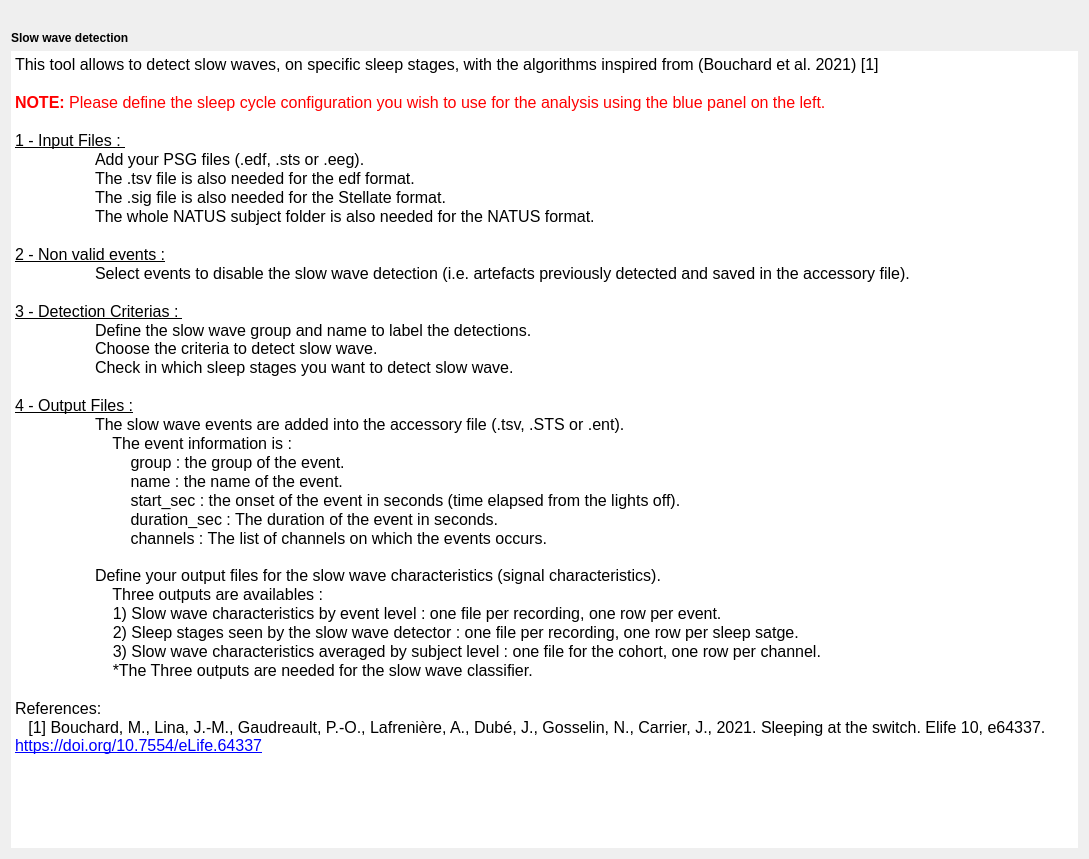
This is tools/CEAMSTools/SlowWaveDetection/SSWDIntroStep/Ui_SSWDIntroStep.ui in SnoozToolbox/snooz-package-ceams as Qt 5 draws it before an edit. The edited form follows.
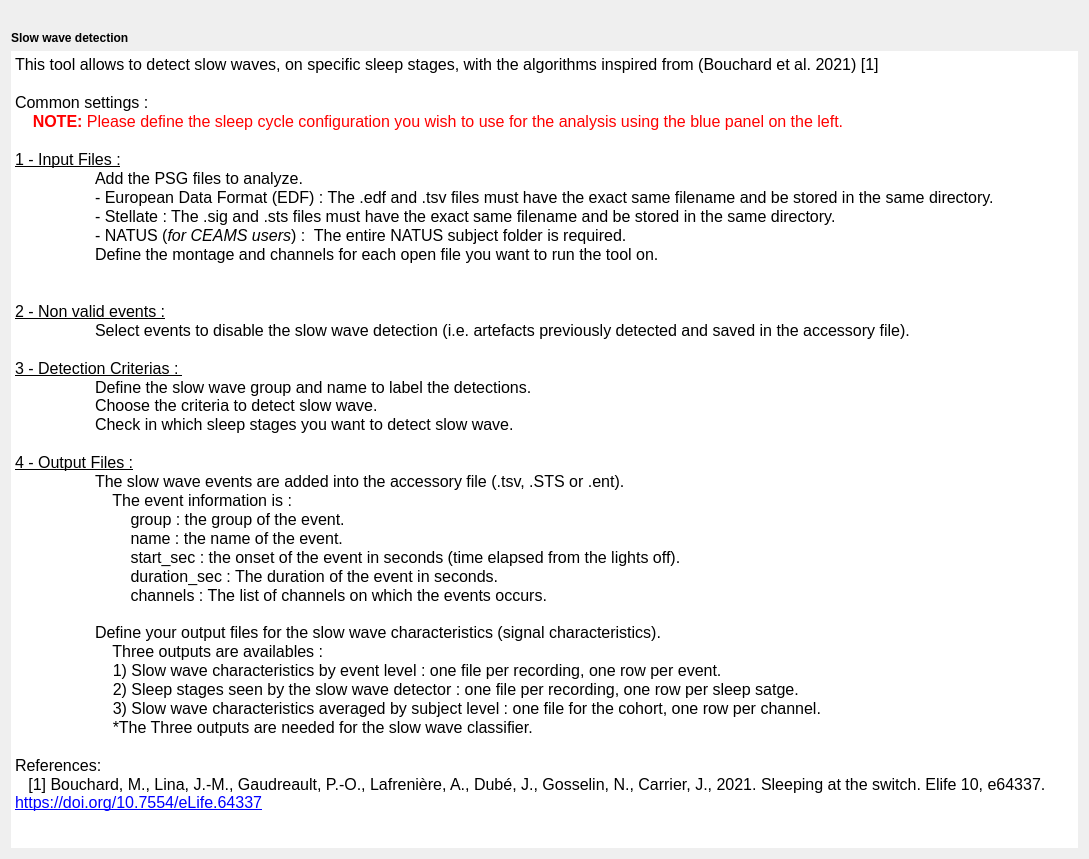
This is the edited form.

```diff
--- a/tools/CEAMSTools/SlowWaveDetection/SSWDIntroStep/Ui_SSWDIntroStep.ui
+++ b/tools/CEAMSTools/SlowWaveDetection/SSWDIntroStep/Ui_SSWDIntroStep.ui
@@ -61,13 +61,16 @@
 &lt;/style&gt;&lt;/head&gt;&lt;body style=&quot; font-family:'Roboto'; font-size:12pt; font-weight:400; font-style:normal;&quot;&gt;
 &lt;p style=&quot; margin-top:0px; margin-bottom:0px; margin-left:0px; margin-right:0px; -qt-block-indent:0; text-indent:0px;&quot;&gt;This tool allows to detect slow waves, on specific sleep stages, with the algorithms inspired from (Bouchard et al. 2021) [1]&lt;/p&gt;
 &lt;p style=&quot;-qt-paragraph-type:empty; margin-top:0px; margin-bottom:0px; margin-left:0px; margin-right:0px; -qt-block-indent:0; text-indent:0px;&quot;&gt;&lt;br /&gt;&lt;/p&gt;
-&lt;p style=&quot; margin-top:0px; margin-bottom:0px; margin-left:0px; margin-right:0px; -qt-block-indent:0; text-indent:0px;&quot;&gt;&lt;span style=&quot; font-weight:700; color:#ff0000;&quot;&gt;NOTE:&lt;/span&gt;&lt;span style=&quot; color:#ff0000;&quot;&gt; Please define the sleep cycle configuration you wish to use for the analysis using the blue panel on the left.&lt;/span&gt;&lt;/p&gt;
+&lt;p style=&quot; margin-top:0px; margin-bottom:0px; margin-left:0px; margin-right:0px; -qt-block-indent:0; text-indent:0px;&quot;&gt;Common settings : &lt;/p&gt;
+&lt;p style=&quot; margin-top:0px; margin-bottom:0px; margin-left:0px; margin-right:0px; -qt-block-indent:0; text-indent:0px;&quot;&gt;&lt;span style=&quot; font-weight:700; color:#ff0000;&quot;&gt;    NOTE:&lt;/span&gt;&lt;span style=&quot; color:#ff0000;&quot;&gt; Please define the sleep cycle configuration you wish to use for the analysis using the blue panel on the left.&lt;/span&gt;&lt;/p&gt;
 &lt;p style=&quot;-qt-paragraph-type:empty; margin-top:0px; margin-bottom:0px; margin-left:0px; margin-right:0px; -qt-block-indent:0; text-indent:0px;&quot;&gt;&lt;br /&gt;&lt;/p&gt;
-&lt;p style=&quot; margin-top:0px; margin-bottom:0px; margin-left:0px; margin-right:0px; -qt-block-indent:0; text-indent:0px;&quot;&gt;&lt;span style=&quot; text-decoration: underline;&quot;&gt;1 - Input Files : &lt;/span&gt;&lt;/p&gt;
-&lt;p style=&quot; margin-top:0px; margin-bottom:0px; margin-left:0px; margin-right:0px; -qt-block-indent:0; text-indent:0px;&quot;&gt;	Add your PSG files (.edf, .sts or .eeg). &lt;/p&gt;
-&lt;p style=&quot; margin-top:0px; margin-bottom:0px; margin-left:0px; margin-right:0px; -qt-block-indent:0; text-indent:0px;&quot;&gt;	The .tsv file is also needed for the edf format.&lt;/p&gt;
-&lt;p style=&quot; margin-top:0px; margin-bottom:0px; margin-left:0px; margin-right:0px; -qt-block-indent:0; text-indent:0px;&quot;&gt;	The .sig file is also needed for the Stellate format.&lt;/p&gt;
-&lt;p style=&quot; margin-top:0px; margin-bottom:0px; margin-left:0px; margin-right:0px; -qt-block-indent:0; text-indent:0px;&quot;&gt;	The whole NATUS subject folder is also needed for the NATUS format. &lt;/p&gt;
+&lt;p style=&quot; margin-top:0px; margin-bottom:0px; margin-left:0px; margin-right:0px; -qt-block-indent:0; text-indent:0px;&quot;&gt;&lt;span style=&quot; text-decoration: underline;&quot;&gt;1 - Input Files :&lt;/span&gt;&lt;/p&gt;
+&lt;p style=&quot; margin-top:0px; margin-bottom:0px; margin-left:0px; margin-right:0px; -qt-block-indent:0; text-indent:0px;&quot;&gt;	Add the PSG files to analyze.&lt;/p&gt;
+&lt;p style=&quot; margin-top:0px; margin-bottom:0px; margin-left:0px; margin-right:0px; -qt-block-indent:0; text-indent:0px;&quot;&gt;&lt;span style=&quot; font-family:'Roboto-Regular';&quot;&gt;   	- European Data Format (EDF) : The .edf and .tsv files must have the exact same filename and be stored in the same directory.&lt;/span&gt;&lt;/p&gt;
+&lt;p style=&quot; margin-top:0px; margin-bottom:0px; margin-left:0px; margin-right:0px; -qt-block-indent:0; text-indent:0px;&quot;&gt;&lt;span style=&quot; font-family:'Roboto-Regular';&quot;&gt;   	- Stellate : The .sig and .sts files must have the exact same filename and be stored in the same directory.&lt;/span&gt;&lt;/p&gt;
+&lt;p style=&quot; margin-top:0px; margin-bottom:0px; margin-left:0px; margin-right:0px; -qt-block-indent:0; text-indent:0px;&quot;&gt;&lt;span style=&quot; font-family:'Roboto-Regular';&quot;&gt;   	- NATUS (&lt;/span&gt;&lt;span style=&quot; font-family:'Roboto-Regular'; font-style:italic;&quot;&gt;for CEAMS users&lt;/span&gt;&lt;span style=&quot; font-family:'Roboto-Regular';&quot;&gt;) : &lt;/span&gt;&lt;span style=&quot; font-family:'MS Shell Dlg 2';&quot;&gt; The entire NATUS subject folder is required.&lt;/span&gt;&lt;/p&gt;
+&lt;p style=&quot; margin-top:0px; margin-bottom:0px; margin-left:0px; margin-right:0px; -qt-block-indent:0; text-indent:0px;&quot;&gt;   	Define the montage and channels for each open file you want to run the tool on.&lt;/p&gt;
+&lt;p style=&quot;-qt-paragraph-type:empty; margin-top:0px; margin-bottom:0px; margin-left:0px; margin-right:0px; -qt-block-indent:0; text-indent:0px;&quot;&gt;&lt;br /&gt;&lt;/p&gt;
 &lt;p style=&quot;-qt-paragraph-type:empty; margin-top:0px; margin-bottom:0px; margin-left:0px; margin-right:0px; -qt-block-indent:0; text-indent:0px;&quot;&gt;&lt;br /&gt;&lt;/p&gt;
 &lt;p style=&quot; margin-top:0px; margin-bottom:0px; margin-left:0px; margin-right:0px; -qt-block-indent:0; text-indent:0px;&quot;&gt;&lt;span style=&quot; text-decoration: underline;&quot;&gt;2 - Non valid events :&lt;/span&gt;&lt;/p&gt;
 &lt;p style=&quot; margin-top:0px; margin-bottom:0px; margin-left:0px; margin-right:0px; -qt-block-indent:0; text-indent:0px;&quot;&gt;	Select events to disable the slow wave detection (i.e. artefacts previously detected and saved in the accessory file).&lt;/p&gt;
```
